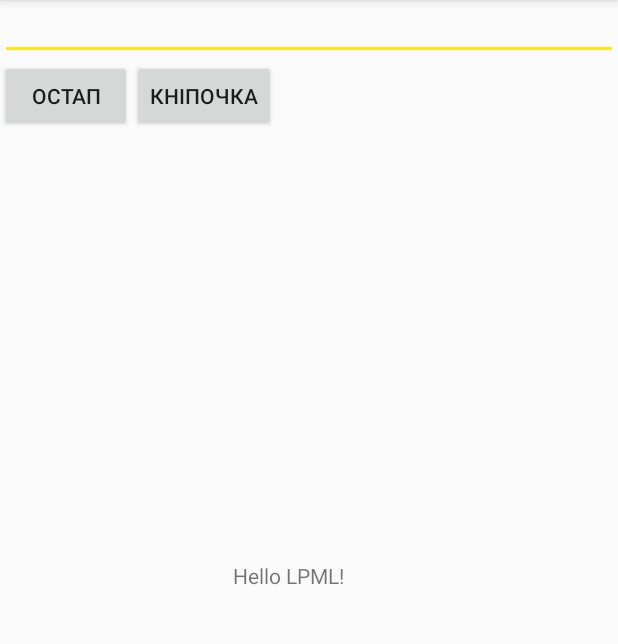
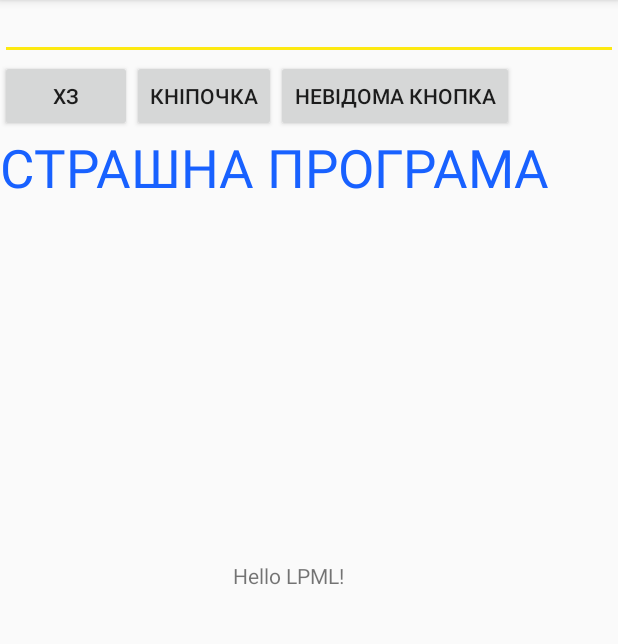
Before and after one commit to supermarki/exampleRep, an Android app: the screen it shows after launch (MainActivity), on a phone screen of 412 x 824 dp, the part 84-728 px from its top. Run offline under Robolectric (Android 15) with nearby library versions, the phone set to English and light mode, and no system bars.

Commit message:
Did some new bottons and text only in xml

```diff
--- a/app/src/main/res/layout/activity_main.xml
+++ b/app/src/main/res/layout/activity_main.xml
@@ -19,7 +19,6 @@
         app:layout_constraintTop_toTopOf="parent" />
 
 
-
     <androidx.constraintlayout.widget.Guideline
         android:id="@+id/guideline"
         android:layout_width="wrap_content"
@@ -35,39 +34,49 @@
         app:layout_constraintGuide_begin="20dp" />
 
     <LinearLayout
+        android:layout_width="match_parent"
         android:layout_height="match_parent"
-        android:layout_width="match_parent"
         android:orientation="vertical">
 
         <EditText
             android:layout_width="match_parent"
             android:layout_height="40dp"
-            android:autofillHints="" />
-
+            android:autofillHints="Щось там" />
 
 
         <LinearLayout
+            android:layout_width="wrap_content"
             android:layout_height="wrap_content"
-            android:layout_width="wrap_content"
             android:orientation="horizontal">
 
             <Button
                 android:layout_width="wrap_content"
                 android:layout_height="wrap_content"
                 android:text="@string/button1"
+
                 />
 
             <Button
                 android:layout_width="wrap_content"
                 android:layout_height="wrap_content"
-                android:text="@string/button2"
-                />
+                android:text="@string/button2" />
+
+            <Button
+                android:layout_width="wrap_content"
+                android:layout_height="wrap_content"
+                android:text="@string/Button3" />
 
         </LinearLayout>
+
+        <TextView
+            android:layout_width="wrap_content"
+            android:layout_height="wrap_content"
+            android:text="@string/text2"
+            android:textSize="35sp"
+            android:textColor="#1861ff"
+ />
 
     </LinearLayout>
 
 
-
-
 </androidx.constraintlayout.widget.ConstraintLayout>
--- a/app/src/main/res/values/strings.xml
+++ b/app/src/main/res/values/strings.xml
@@ -5,6 +5,8 @@
     <string name="title_notifications">Notifications</string>
     <string name="textOstap">ТІОМР Що це???</string>
     <string name="button2">Кніпочка</string>
-    <string name="button1">Остап</string>
+    <string name="button1">Хз</string>
     <string name="hello_lpml">Hello LPML!</string>
+    <string name="Button3">Невідома кнопка</string>
+    <string name="text2">СТРАШНА ПРОГРАМА</string>
 </resources>
```
